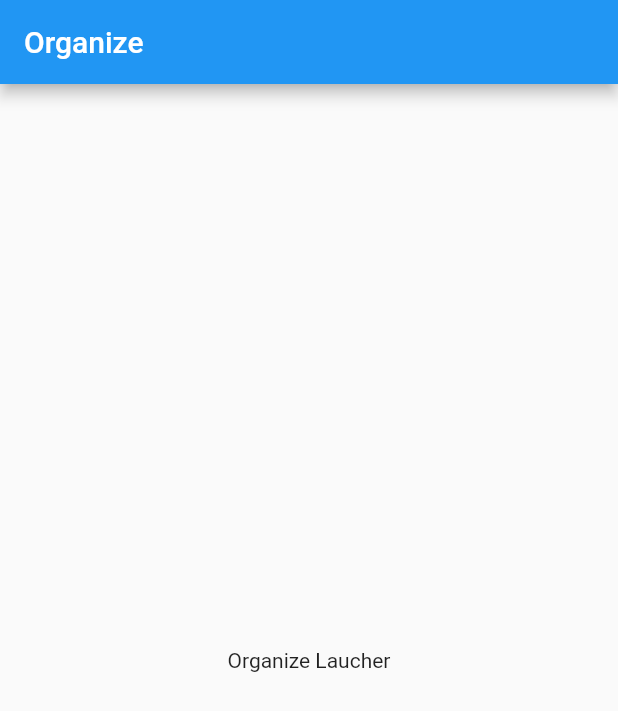
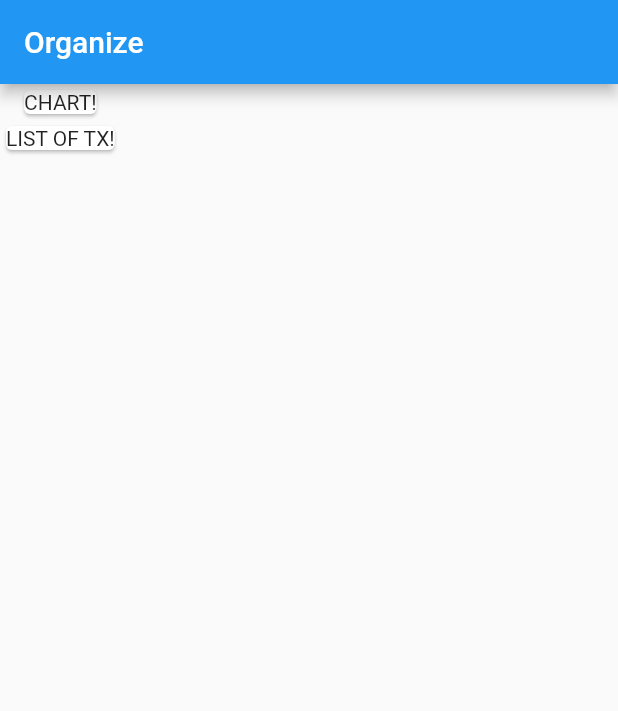
Before and after one commit to Oswald-Faust/Organize-App, a Flutter app: the screen it shows after launch, on a phone screen of 412 x 824 dp. Shown: the top 711 px of the screen. Run offline on Flutter 3.47's test engine with Material 2 defaults, Android fonts, the light colour scheme and no system bars.

Commit message:
Use of card to dynamise

```diff
--- a/lib/main.dart
+++ b/lib/main.dart
@@ -23,7 +23,14 @@ class MyHomePage extends StatelessWidget {
       appBar: AppBar(
         title: Text('Organize'),
       ),
-      body: Center(child: Text('Organize Laucher')),
+      body: Column(children: <Widget>[
+        Card(
+          child: Text('CHART!'),
+        ),
+        Card(
+          child: Text('LIST OF TX!'),
+        )
+      ]),
     );
   }
 }
```
